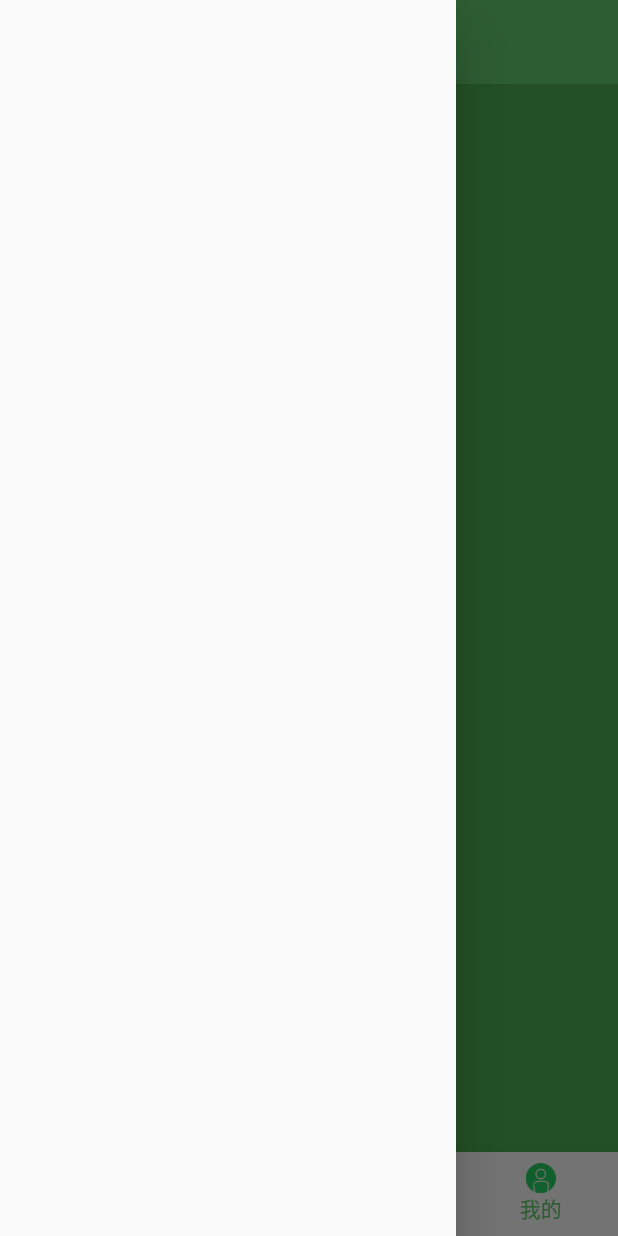
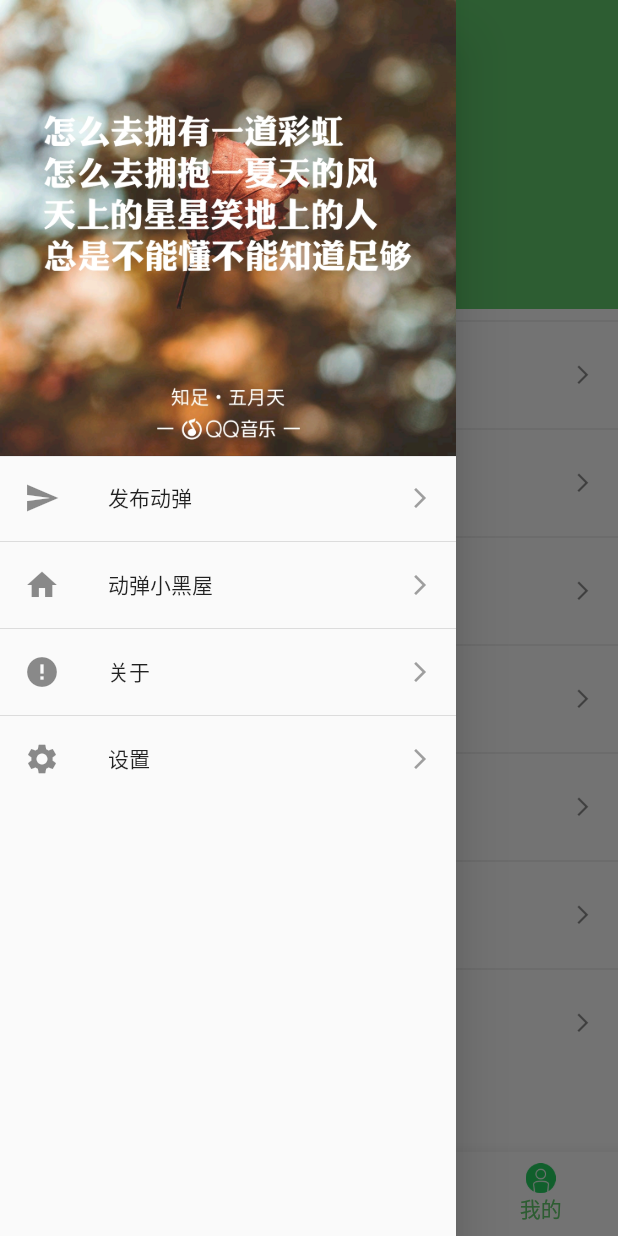
Before and after one commit to ankouyang/flutter_os_china, a Flutter app: the screen it shows after launch, item 4 of the bottom bar chosen, with the side drawer open, on a phone screen of 412 x 824 dp. Run offline on Flutter 3.47's test engine with Material 2 defaults, Android fonts, the phone set to English and light mode, and no system bars.

Commit message:
feat:开源中国 创建应用 我的静态页面 接口

```diff
--- a/lib/main.dart
+++ b/lib/main.dart
@@ -1,7 +1,8 @@
 import 'package:flutter/material.dart';
 import 'package:flutter_os_china/constants/constants.dart' show AppColor;
-import 'package:flutter_os_china/pages/home_page.dart';
-import 'package:flutter_os_china/pages/my_page.dart';
+import 'package:flutter_os_china/pages/error_page.dart';
+import 'package:flutter_os_china/pages/index/home_page.dart';
+import 'package:flutter_os_china/pages/index/my_page.dart';
 void main() =>runApp(const MyApp());
 
 class MyApp extends StatelessWidget {
@@ -24,10 +25,19 @@
               textTheme: ButtonTextTheme.normal
             )
         ),
-        routes: {
+        routes: {//这个设置的是静态的路由 使用Navigator.pushNamed(context, routeName);
           '/my': (BuildContext context) => const MyPage()
         },
-        home: HomePage()
+        onUnknownRoute: (RouteSettings setting){
+          String? name=setting.name;
+          print("没有匹配到路由");
+          // MaterialPageRoute方法是动态路由
+          return MaterialPageRoute(builder: (context)=>const ErrorPage());
+        },
+      home: HomePage(),
     );
   }
 }
+
+
+// 动态路由直接使用 Navigator.push( context, MaterialPageRoute( builder: (context)=>route) 进行跳转
--- a/lib/pages/home_page.dart
+++ b/lib/pages/index/home_page.dart
@@ -1,5 +1,9 @@
-
 import 'package:flutter/material.dart';
+import 'package:flutter_os_china/pages/index/discover_page.dart';
+import 'package:flutter_os_china/pages/index/my_page.dart';
+import 'package:flutter_os_china/pages/index/news_page.dart';
+import 'package:flutter_os_china/pages/index/tweet_page.dart';
+import 'package:flutter_os_china/widgets/my_drawer.dart';
 import 'package:flutter_os_china/widgets/navigation_icon_view.dart';
 class HomePage extends StatefulWidget {
   const HomePage({Key? key}) : super(key: key);
@@ -36,10 +40,10 @@ class _HomePageState extends State<HomePage> {
     ];
    //初始化首页 Widget
    _homeWidget =[
-      Container(color: Colors.red),
-      Container(color: Colors.yellow),
-      Container(color: Colors.blue),
-      Container(color: Colors.green),
+      NewsPage(),
+      TweetPage(),
+      DiscoverPage(),
+      MyPage(),
    ];
 
     //创建PageContoller控制器的实例,用来监听控制 pageView
@@ -77,11 +81,14 @@ class _HomePageState extends State<HomePage> {
           type:BottomNavigationBarType.fixed ,//让label文字显示出来
           onTap: (index){
             //点击时候也让其滑动到指定的页面
-            _pageController.animateToPage(index, duration: Duration(milliseconds: 1), curve:Curves.ease );
+            _pageController.animateToPage(index, duration: const Duration(milliseconds: 1), curve:Curves.ease );
           },
           currentIndex: _currentIndex,
       ),
-      drawer:Drawer(),
+      drawer: MyDrawer(
+        headImgPath: 'assets/images/cover_img.jpg',
+        menuIcons: const [Icons.send,Icons.home,Icons.error,Icons.settings],
+        menuTitles: const ['发布动弹','动弹小黑屋','关于','设置']),
     );
   }
 }
--- /dev/null
+++ b/lib/pages/index/my_page.dart
@@ -0,0 +1,92 @@
+import 'package:flutter/material.dart';
+import 'package:flutter_os_china/constants/constants.dart' show AppColor;
+
+class MyPage extends StatefulWidget {
+   const MyPage({Key? key}) : super(key: key);
+  @override
+  State<MyPage> createState() => _MyPageState();
+}
+
+class _MyPageState extends State<MyPage> {
+  List menuIcons = [
+    Icons.new_label,
+    Icons.emergency_recording,
+    Icons.error,
+    Icons.question_answer_sharp,
+    Icons.local_activity,
+    Icons.onetwothree_rounded,
+    Icons.person
+  ];
+  List menuTitles = [
+    '我的消息',
+    '阅读记录',
+    '我的博客',
+    '我的问答',
+    '我的活动',
+    '我的团队',
+    '邀请好友'
+  ];
+  @override
+  Widget build(BuildContext context) {
+    //这里使用带有分割线的ListView
+    return ListView.separated(
+        padding: EdgeInsets.all(0.0),
+        itemBuilder: (BuildContext context,int index){
+           if(index == 0){
+             return _buildHeader();
+           }
+           index -=1;
+           return ListTile(
+               leading: Icon(menuIcons[index]),
+               title: Text(menuTitles[index]),
+               trailing: Icon(Icons.arrow_forward_ios,size: 15.0),
+               onTap:(){
+                 //TODO
+                 print('跳转');
+               } ,
+           );
+        },
+        separatorBuilder: (context,index){
+          return const Divider();
+        },
+        itemCount: menuTitles.length+1
+    );
+  }
+
+  Container _buildHeader(){
+    return Container (
+      height: 150.0,
+      color: AppColor.primaryColor,
+      child:Center(
+        child: Column(
+          mainAxisAlignment: MainAxisAlignment.center,
+          children: [
+            GestureDetector(
+              child:Container(
+                width: 60.0,
+                height: 60.0,
+                decoration:  BoxDecoration(
+                    shape: BoxShape.circle,//盒子形状
+                    //image是背景图片
+                    border: Border.all(
+                        width: 2.0,
+                        color: const Color(0xffffffff)
+                    ),
+                    image:const DecorationImage(
+                        image: AssetImage('assets/images/ic_avatar_default.png'),
+                        fit: BoxFit.cover
+                    )
+                ),
+              ),
+              onTap: (){
+                print('点击头像触发事件');
+              },
+            ),
+            const SizedBox(height: 10.0),
+            const Text('点击头像登陆',style: TextStyle(color: Colors.white)),
+          ],
+        ),
+      ),
+    );
+  }
+}
--- /dev/null
+++ b/lib/widgets/my_drawer.dart
@@ -0,0 +1,55 @@
+import 'package:flutter/material.dart';
+import 'package:flutter_os_china/pages/drawer/about_page.dart';
+import 'package:flutter_os_china/pages/drawer/settings_page.dart';
+import 'package:flutter_os_china/pages/drawer/publish_tweet_page.dart';
+import 'package:flutter_os_china/pages/drawer/tweet_home_page.dart';
+
+class MyDrawer extends StatelessWidget {
+  final String headImgPath;
+  final List menuTitles;
+  final List menuIcons;
+  // 定义一个Map
+  final Map<int,Widget> _navigationMap = {
+    0:PublishTweetPage(),
+    1:TweetHomePage(),
+    2:AboutPage(),
+    3:SettingsPage(),
+  };
+  MyDrawer({Key? key, required this.headImgPath, required this.menuTitles, required this.menuIcons}) : super(key: key);
+  @override
+  Widget build(BuildContext context) {
+    //这里使用ListView.separated组件  ListView.separated与ListView.builder的主要区别是它提供了生成分割线的一个必填参数separatorBuilder
+    return Drawer(
+      child: ListView.separated(
+          padding: const EdgeInsets.all(0.0),//解决状态栏的问题 不然就会出现间距
+          itemBuilder:(BuildContext context, int index){
+              if(index == 0){
+                return Image.asset(headImgPath,fit: BoxFit.cover);
+              }
+              index -=1;//这里Image占了一个位置所以需要减1
+              return ListTile(
+                leading: Icon(menuIcons[index]),
+                title:Text(menuTitles[index]) ,
+                trailing:const Icon(Icons.arrow_forward_ios,size: 16.0,color: Colors.grey),
+                onTap: (){
+                  //todo 待实现跳转
+                  _pushRoute(context,index);
+                },
+              );
+           },
+          itemCount: menuTitles.length+1,
+          separatorBuilder: (BuildContext context, int index) {//分割线添加
+            if(index == 0){
+              return const Divider(height: 0.0);//
+            }else{
+              return const Divider(height: 2.0);
+            }
+
+          }),
+    ); //image占了一个位置，所以这里需要+1
+  }
+ _pushRoute(BuildContext context,int index){
+    Widget currentWidget = _navigationMap[index]!;
+    Navigator.push(context, MaterialPageRoute(builder: (context)=>currentWidget));
+ }
+}
--- a/lib/widgets/navigation_icon_view.dart
+++ b/lib/widgets/navigation_icon_view.dart
@@ -11,12 +11,14 @@ class NavigationIconView {
   final String activeIconPath;
 
    // NavigationIconView 语法糖 构造器内初始化,一些变量可以初始化列表初始化,例如item
-  NavigationIconView({  required this.label,required this.iconPath,required this.activeIconPath})
-      : item =  BottomNavigationBarItem(
+  NavigationIconView({
+    Key?key,
+    required this.label,
+    required this.iconPath,
+    required this.activeIconPath
+  }): item =  BottomNavigationBarItem(
         label: label,
         icon: Image.asset(iconPath,width:20.0,height: 20.0),
         activeIcon: Image.asset(activeIconPath,width:20.0,height: 20.0),
-
-  );
-
+       );
 }
--- a/pubspec.yaml
+++ b/pubspec.yaml
@@ -59,6 +59,7 @@ flutter:
 
   # To add assets to your application, add an assets section, like this:
   assets:
+  # 导航栏图标
   - assets/images/ic_nav_news_actived.png
   - assets/images/ic_nav_tweet_actived.png
   - assets/images/ic_nav_discover_actived.png
@@ -67,7 +68,10 @@ flutter:
   - assets/images/ic_nav_tweet_normal.png
   - assets/images/ic_nav_discover_normal.png
   - assets/images/ic_nav_my_pressed.png
-
+  # 抽屉背景
+  - assets/images/cover_img.jpg
+  - # 默认头像
+  - assets/images/ic_avatar_default.png
 
   # An image asset can refer to one or more resolution-specific "variants", see
   # https://flutter.dev/assets-and-images/#resolution-aware
```
Also changed, not shown: lib/constants/constants.dart (+14 -1 lines), lib/pages/drawer/about_page.dart (added, +13 -0 lines), lib/pages/drawer/publish_tweet_page.dart (added, +17 -0 lines), lib/pages/drawer/settings_page.dart (added, +18 -0 lines), lib/pages/drawer/tweet_home_page.dart (added, +18 -0 lines), lib/pages/error_page.dart (added, +17 -0 lines), lib/pages/index/discover_page.dart (added, +17 -0 lines), lib/pages/index/news_page.dart (added, +17 -0 lines), lib/pages/index/tweet_page.dart (added, +18 -0 lines), lib/pages/my_page.dart (deleted, +0 -15 lines), 1 other file.
